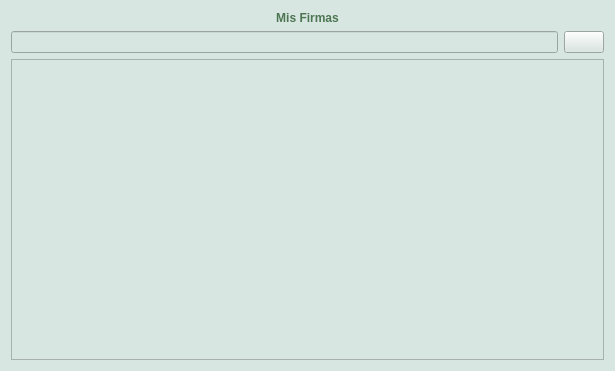
luisza/dfva_client, file client_fva/ui/ui_elements/mysignatures.ui: the form before one commit.
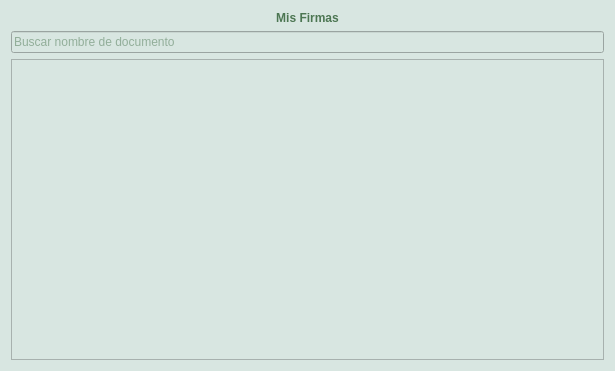
The form after the commit. Icons and pictures are not drawn.

Commit message: mysignatures not working search

The edit to the form file:
```diff
--- a/client_fva/ui/ui_elements/mysignatures.ui
+++ b/client_fva/ui/ui_elements/mysignatures.ui
@@ -41,34 +41,11 @@
     </widget>
    </item>
    <item>
-    <layout class="QHBoxLayout" name="horizontalLayout">
-     <property name="leftMargin">
-      <number>0</number>
+    <widget class="QLineEdit" name="search">
+     <property name="placeholderText">
+      <string>Buscar nombre de documento</string>
      </property>
-     <property name="topMargin">
-      <number>0</number>
-     </property>
-     <item>
-      <widget class="QLineEdit" name="searchinput"/>
-     </item>
-     <item>
-      <widget class="QPushButton" name="searchbtn">
-       <property name="text">
-        <string/>
-       </property>
-       <property name="icon">
-        <iconset resource="resources.qrc">
-         <normaloff>:/images/search.png</normaloff>:/images/search.png</iconset>
-       </property>
-       <property name="iconSize">
-        <size>
-         <width>32</width>
-         <height>20</height>
-        </size>
-       </property>
-      </widget>
-     </item>
-    </layout>
+    </widget>
    </item>
    <item>
     <widget class="QTableView" name="mySignaturesTableView"/>
```
Left out of the diff: 9 changed lines with no effect on the pictures. The commit also changes 6 other files.
